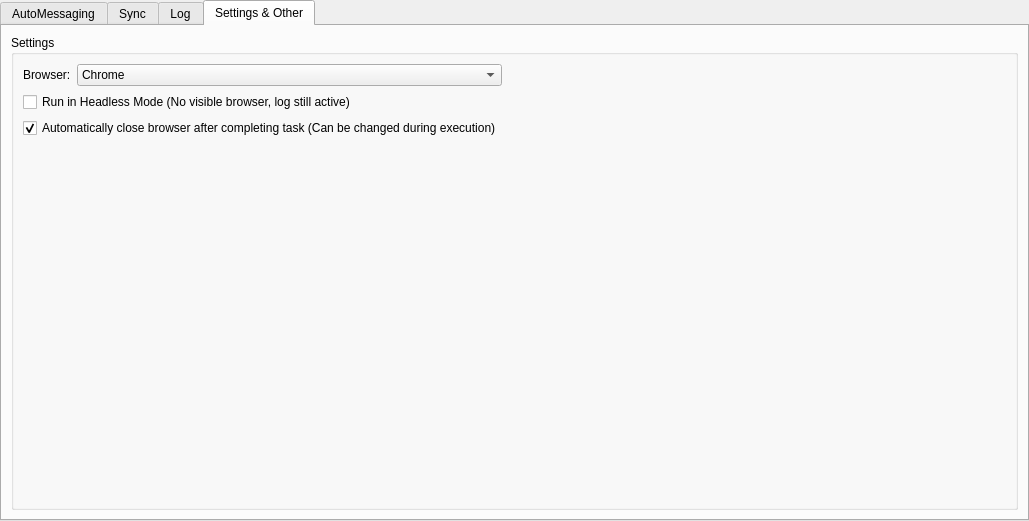
smalbadger/social, file src/gui/ui/instancewidget.ui: the form before one commit.
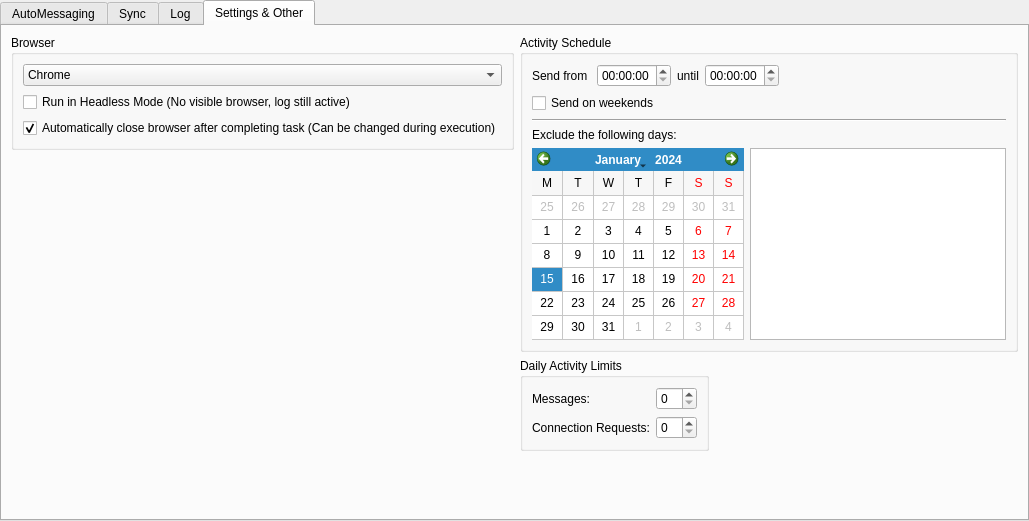
The form after the commit. The open tabs and pages were chosen to show the change.

Commit message: modified instancewidget GUI to allow for schedules and activity limits

```diff
--- a/src/gui/ui/instancewidget.ui
+++ b/src/gui/ui/instancewidget.ui
@@ -31,6 +31,12 @@
    </property>
    <item row="0" column="0">
     <widget class="QTabWidget" name="tabWidget">
+     <property name="sizePolicy">
+      <sizepolicy hsizetype="Expanding" vsizetype="Expanding">
+       <horstretch>0</horstretch>
+       <verstretch>0</verstretch>
+      </sizepolicy>
+     </property>
      <property name="currentIndex">
       <number>0</number>
      </property>
@@ -447,29 +453,22 @@
       <attribute name="title">
        <string>Settings &amp;&amp; Other</string>
       </attribute>
-      <layout class="QGridLayout" name="gridLayout_18">
-       <item row="0" column="0">
-        <widget class="QGroupBox" name="groupBox_7">
+      <layout class="QHBoxLayout" name="horizontalLayout_8">
+       <item>
+        <layout class="QVBoxLayout" name="verticalLayout_6">
+         <item>
+          <widget class="QGroupBox" name="groupBox_3">
          <property name="title">
-          <string>Settings</string>
-         </property>
-         <layout class="QGridLayout" name="gridLayout_3">
-          <item row="0" column="0">
-           <layout class="QHBoxLayout" name="horizontalLayout_5">
-            <item>
-             <layout class="QVBoxLayout" name="verticalLayout_3">
-              <item>
+            <string>Browser</string>
+           </property>
+           <property name="flat">
+            <bool>true</bool>
+           </property>
+           <property name="checkable">
+            <bool>false</bool>
+           </property>
                <layout class="QVBoxLayout" name="verticalLayout_2">
                 <item>
-                 <layout class="QFormLayout" name="formLayout2">
-                  <item row="0" column="0">
-                   <widget class="QLabel" name="label_2">
-                    <property name="text">
-                     <string>Browser:</string>
-                    </property>
-                   </widget>
-                  </item>
-                  <item row="0" column="1">
                    <widget class="QComboBox" name="browserBox">
                     <item>
                      <property name="text">
@@ -478,8 +477,6 @@
                     </item>
                    </widget>
                   </item>
-                 </layout>
-                </item>
                 <item>
                  <widget class="QCheckBox" name="headlessBoxGeneral">
                   <property name="text">
@@ -498,15 +495,13 @@
                  </widget>
                 </item>
                </layout>
+          </widget>
               </item>
               <item>
-               <spacer name="verticalSpacer_2">
+          <spacer name="verticalSpacer_3">
                 <property name="orientation">
                  <enum>Qt::Vertical</enum>
                 </property>
-                <property name="sizeType">
-                 <enum>QSizePolicy::MinimumExpanding</enum>
-                </property>
                 <property name="sizeHint" stdset="0">
                  <size>
                   <width>20</width>
@@ -516,6 +511,42 @@
                </spacer>
               </item>
              </layout>
+       </item>
+       <item>
+        <layout class="QVBoxLayout" name="verticalLayout_5">
+         <item>
+          <widget class="QGroupBox" name="groupBox_4">
+           <property name="sizePolicy">
+            <sizepolicy hsizetype="Minimum" vsizetype="Minimum">
+             <horstretch>0</horstretch>
+             <verstretch>0</verstretch>
+            </sizepolicy>
+           </property>
+           <property name="title">
+            <string>Activity Schedule</string>
+           </property>
+           <layout class="QVBoxLayout" name="verticalLayout_3">
+            <item>
+             <layout class="QHBoxLayout" name="horizontalLayout_6">
+              <item>
+               <widget class="QLabel" name="label_4">
+                <property name="text">
+                 <string>Send from </string>
+                </property>
+               </widget>
+              </item>
+              <item>
+               <widget class="QTimeEdit" name="timeEdit_2"/>
+              </item>
+              <item>
+               <widget class="QLabel" name="label_5">
+                <property name="text">
+                 <string>until</string>
+                </property>
+               </widget>
+              </item>
+              <item>
+               <widget class="QTimeEdit" name="timeEdit"/>
             </item>
             <item>
              <spacer name="horizontalSpacer">
@@ -532,8 +563,138 @@
             </item>
            </layout>
           </item>
-         </layout>
-        </widget>
+            <item>
+             <widget class="QCheckBox" name="checkBox">
+              <property name="text">
+               <string>Send on weekends</string>
+              </property>
+             </widget>
+            </item>
+            <item>
+             <widget class="Line" name="line">
+              <property name="orientation">
+               <enum>Qt::Horizontal</enum>
+              </property>
+             </widget>
+            </item>
+            <item>
+             <widget class="QLabel" name="label_6">
+              <property name="text">
+               <string>Exclude the following days:</string>
+              </property>
+             </widget>
+            </item>
+            <item>
+             <layout class="QHBoxLayout" name="horizontalLayout_7">
+              <item>
+               <widget class="QCalendarWidget" name="calendarWidget">
+                <property name="sizePolicy">
+                 <sizepolicy hsizetype="Minimum" vsizetype="Minimum">
+                  <horstretch>0</horstretch>
+                  <verstretch>0</verstretch>
+                 </sizepolicy>
+                </property>
+                <property name="layoutDirection">
+                 <enum>Qt::LeftToRight</enum>
+                </property>
+                <property name="firstDayOfWeek">
+                 <enum>Qt::Monday</enum>
+                </property>
+                <property name="gridVisible">
+                 <bool>true</bool>
+                </property>
+                <property name="selectionMode">
+                 <enum>QCalendarWidget::SingleSelection</enum>
+                </property>
+                <property name="horizontalHeaderFormat">
+                 <enum>QCalendarWidget::SingleLetterDayNames</enum>
+                </property>
+                <property name="verticalHeaderFormat">
+                 <enum>QCalendarWidget::NoVerticalHeader</enum>
+                </property>
+                <property name="navigationBarVisible">
+                 <bool>true</bool>
+                </property>
+                <property name="dateEditEnabled">
+                 <bool>false</bool>
+                </property>
+               </widget>
+              </item>
+              <item>
+               <widget class="QListWidget" name="listWidget">
+                <property name="sizePolicy">
+                 <sizepolicy hsizetype="Minimum" vsizetype="Minimum">
+                  <horstretch>0</horstretch>
+                  <verstretch>0</verstretch>
+                 </sizepolicy>
+                </property>
+               </widget>
+              </item>
+             </layout>
+            </item>
+           </layout>
+          </widget>
+         </item>
+         <item>
+          <layout class="QHBoxLayout" name="horizontalLayout_5">
+           <item>
+            <widget class="QGroupBox" name="groupBox_5">
+             <property name="title">
+              <string>Daily Activity Limits</string>
+             </property>
+             <layout class="QFormLayout" name="formLayout_2">
+              <item row="0" column="0">
+               <widget class="QLabel" name="label_2">
+                <property name="text">
+                 <string>Messages:</string>
+                </property>
+               </widget>
+              </item>
+              <item row="0" column="1">
+               <widget class="QSpinBox" name="spinBox"/>
+              </item>
+              <item row="1" column="0">
+               <widget class="QLabel" name="label_3">
+                <property name="text">
+                 <string>Connection Requests:</string>
+                </property>
+               </widget>
+              </item>
+              <item row="1" column="1">
+               <widget class="QSpinBox" name="spinBox_2"/>
+              </item>
+             </layout>
+            </widget>
+           </item>
+           <item>
+            <spacer name="horizontalSpacer_5">
+             <property name="orientation">
+              <enum>Qt::Horizontal</enum>
+             </property>
+             <property name="sizeHint" stdset="0">
+              <size>
+               <width>40</width>
+               <height>20</height>
+              </size>
+             </property>
+            </spacer>
+           </item>
+          </layout>
+         </item>
+         <item>
+          <spacer name="verticalSpacer_2">
+           <property name="orientation">
+            <enum>Qt::Vertical</enum>
+           </property>
+           <property name="sizeHint" stdset="0">
+            <size>
+             <width>20</width>
+             <height>40</height>
+            </size>
+           </property>
+          </spacer>
+         </item>
+        </layout>
        </item>
       </layout>
      </widget>
```
Left out of the diff: 2 changed lines with no effect on the pictures. Lines whose indentation alone changed are shown as unchanged.
